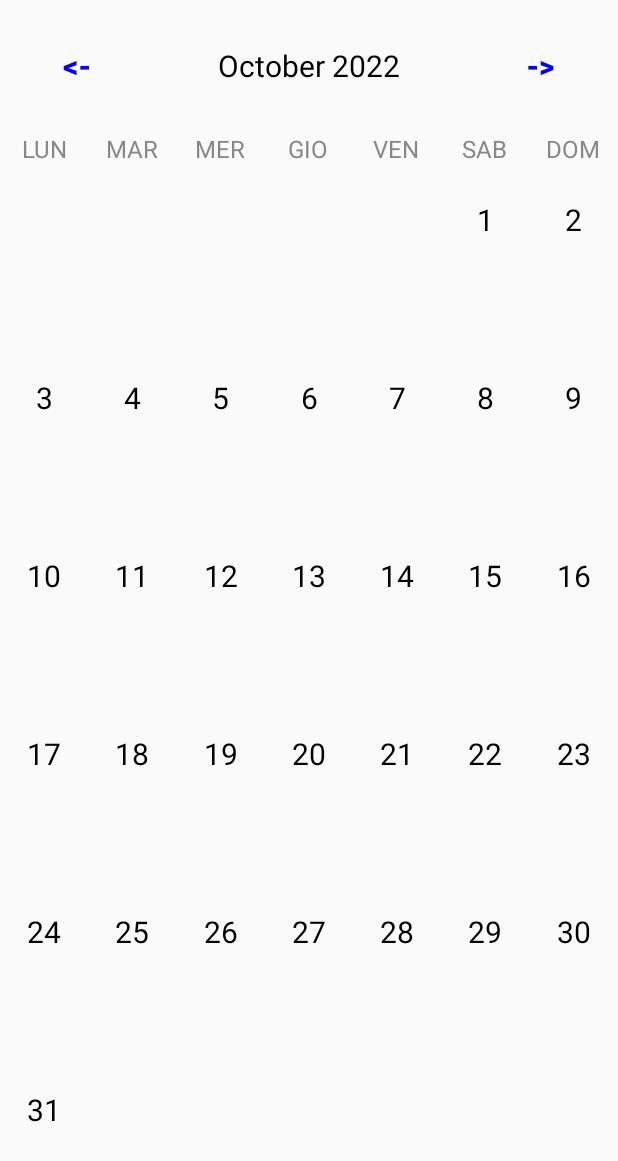
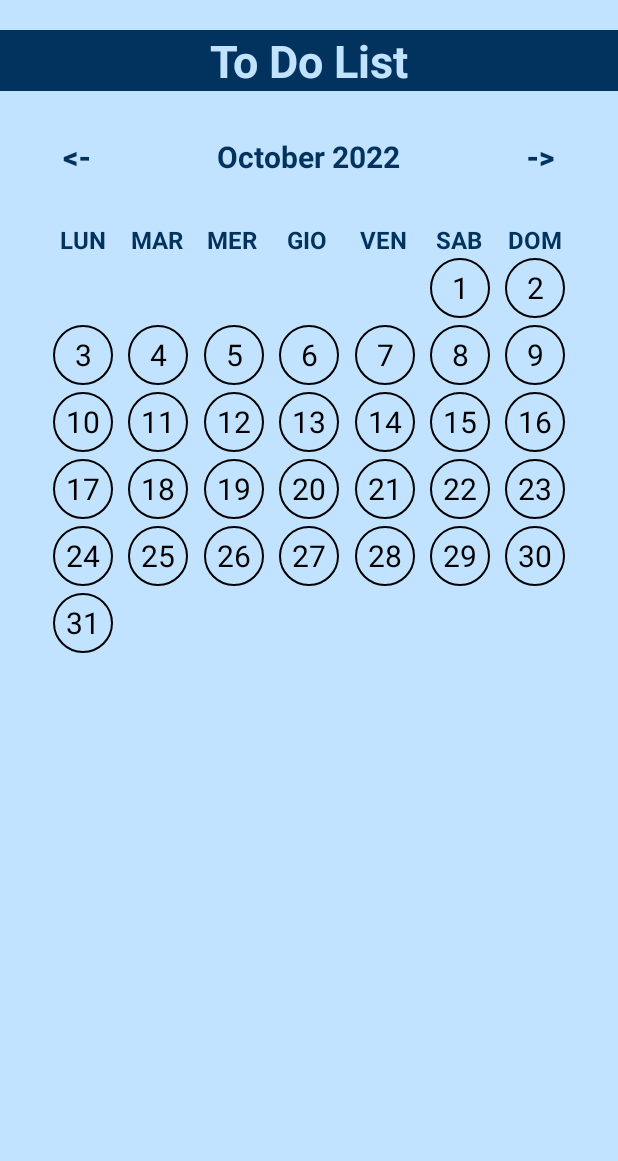
Before and after one commit to gFagnaniJob/Android_ToDoList, an Android app: the screen it shows after launch (MainActivity), on a phone screen of 412 x 824 dp. Shown: the top 1161 px of the screen. Run offline under Robolectric (Android 15) with nearby library versions, the phone set to English and light mode, and no system bars.

Commit message:
better calendar graphics

```diff
--- a/app/src/main/java/com/example/todolist/CalendarAdapter.java
+++ b/app/src/main/java/com/example/todolist/CalendarAdapter.java
@@ -32,6 +32,9 @@ public class CalendarAdapter extends RecyclerView.Adapter<CalendarViewHolder>{
     @Override
     public void onBindViewHolder(@NonNull CalendarViewHolder holder, int position) {
         holder.dayOfMonth.setText(daysOfMonth.get(position));
+        if (holder.dayOfMonth.getText().toString().equals("")) {
+            holder.dayOfMonth.setBackground(null);
+        }
     }
 
     @Override
--- /dev/null
+++ b/app/src/main/res/drawable/calendar_cell_border.xml
@@ -0,0 +1,10 @@
+<?xml version="1.0" encoding="utf-8"?>
+<inset xmlns:android="http://schemas.android.com/apk/res/android"
+    android:insetLeft="2dp" android:insetRight="1dp" android:insetTop="1dp"
+    android:insetBottom="1dp">
+    <shape>
+        <stroke android:color="@color/gray" android:width="@dimen/border_width" />
+        <padding android:left="5dp" android:right="5dp" android:top="5dp"
+            android:bottom="5dp" />
+    </shape>
+</inset>
--- /dev/null
+++ b/app/src/main/res/drawable/calendar_cell_round_border.xml
@@ -0,0 +1,9 @@
+<shape xmlns:android="http://schemas.android.com/apk/res/android"
+    android:shape="oval">
+    <stroke
+        android:width="1dp"
+        android:color="@color/black"/>
+    <size
+        android:height="@dimen/border_height">
+    </size>
+</shape>
--- /dev/null
+++ b/app/src/main/res/drawable/calendar_cell_solid_round.xml
@@ -0,0 +1,8 @@
+<shape xmlns:android="http://schemas.android.com/apk/res/android"
+    android:shape="oval">
+    <solid
+        android:color="#48b3ff"/>
+    <size
+        android:height="40dp">
+    </size>
+</shape>
--- /dev/null
+++ b/app/src/main/res/drawable/calendar_cell_solid_stroke.xml
@@ -0,0 +1,10 @@
+<shape xmlns:android="http://schemas.android.com/apk/res/android"
+    android:shape="oval">
+    <solid android:color="#199fff"/>
+    <stroke
+        android:width="2dp"
+        android:color="#444444"/>
+    <size
+        android:height="40dp">
+    </size>
+</shape>
--- a/app/src/main/res/layout/activity_main.xml
+++ b/app/src/main/res/layout/activity_main.xml
@@ -6,7 +6,26 @@
     android:layout_width="match_parent"
     android:layout_height="match_parent"
     android:orientation="vertical"
-    tools:context=".MainActivity">
+    tools:context=".MainActivity"
+    android:background="@color/background_color_2">
+
+    <LinearLayout
+        android:layout_width="match_parent"
+        android:layout_height="wrap_content"
+        android:textAlignment="center">
+
+        <TextView
+            android:layout_width="match_parent"
+            android:layout_height="wrap_content"
+            android:text="@string/app_name"
+            android:textSize="30sp"
+            android:textAlignment="center"
+            android:gravity="center"
+            android:layout_marginTop="20dp"
+            android:textStyle="bold"
+            android:textColor="@color/app_name_color"
+            android:background="@color/app_name_bg_color"/>
+    </LinearLayout>
 
     <LinearLayout
         android:layout_width="match_parent"
@@ -20,7 +39,7 @@
             android:layout_height="wrap_content"
             android:layout_weight="1"
             android:text="@string/prev"
-            android:textColor="@color/blue"
+            android:textColor="@color/arrow_color"
             android:background="@null"
             android:textStyle="bold"
             android:textSize="20sp"
@@ -35,14 +54,15 @@
             android:text="Ott 2022"
             android:textSize="20sp"
             android:textAlignment="center"
-            android:textColor="@color/black"/>
+            android:textStyle="bold"
+            android:textColor="@color/day_color"/>
 
         <Button
             android:layout_width="0dp"
             android:layout_height="wrap_content"
             android:layout_weight="1"
             android:text="@string/next"
-            android:textColor="@color/blue"
+            android:textColor="@color/arrow_color"
             android:background="@null"
             android:textStyle="bold"
             android:textSize="20sp"
@@ -54,6 +74,8 @@
     <LinearLayout
         android:layout_width="match_parent"
         android:layout_height="wrap_content"
+        android:layout_marginLeft="@dimen/margin_left_right"
+        android:layout_marginRight="@dimen/margin_left_right"
         android:orientation="horizontal">
 
         <TextView
@@ -61,8 +83,9 @@
             android:layout_height="wrap_content"
             android:layout_weight="1"
             android:text="LUN"
-            android:textColor="@color/gray"
+            android:textColor="@color/day_color"
             android:textAlignment="center"
+            android:textStyle="bold"
             android:textSize="16dp">
         </TextView>
 
@@ -71,8 +94,9 @@
             android:layout_height="wrap_content"
             android:layout_weight="1"
             android:text="MAR"
-            android:textColor="@color/gray"
+            android:textColor="@color/day_color"
             android:textAlignment="center"
+            android:textStyle="bold"
             android:textSize="16dp">
         </TextView>
 
@@ -81,8 +105,9 @@
             android:layout_height="wrap_content"
             android:layout_weight="1"
             android:text="MER"
-            android:textColor="@color/gray"
+            android:textColor="@color/day_color"
             android:textAlignment="center"
+            android:textStyle="bold"
             android:textSize="16dp">
         </TextView>
 
@@ -91,8 +116,9 @@
             android:layout_height="wrap_content"
             android:layout_weight="1"
             android:text="GIO"
-            android:textColor="@color/gray"
+            android:textColor="@color/day_color"
             android:textAlignment="center"
+            android:textStyle="bold"
             android:textSize="16dp">
         </TextView>
 
@@ -101,8 +127,9 @@
             android:layout_height="wrap_content"
             android:layout_weight="1"
             android:text="VEN"
-            android:textColor="@color/gray"
+            android:textColor="@color/day_color"
             android:textAlignment="center"
+            android:textStyle="bold"
             android:textSize="16dp">
         </TextView>
 
@@ -111,8 +138,9 @@
             android:layout_height="wrap_content"
             android:layout_weight="1"
             android:text="SAB"
-            android:textColor="@color/gray"
+            android:textColor="@color/day_color"
             android:textAlignment="center"
+            android:textStyle="bold"
             android:textSize="16dp">
         </TextView>
 
@@ -121,8 +149,9 @@
             android:layout_height="wrap_content"
             android:layout_weight="1"
             android:text="DOM"
-            android:textColor="@color/gray"
+            android:textColor="@color/day_color"
             android:textAlignment="center"
+            android:textStyle="bold"
             android:textSize="16dp">
         </TextView>
 
@@ -131,7 +160,9 @@
     <androidx.recyclerview.widget.RecyclerView
         android:id="@+id/calendarRecyclerView"
         android:layout_width="match_parent"
-        android:layout_height="match_parent">
+        android:layout_marginLeft="@dimen/margin_left_right"
+        android:layout_marginRight="@dimen/margin_left_right"
+        android:layout_height="270dp">
 
     </androidx.recyclerview.widget.RecyclerView>
 
--- a/app/src/main/res/layout/calendar_cell.xml
+++ b/app/src/main/res/layout/calendar_cell.xml
@@ -6,15 +6,18 @@
 
     <TextView
         android:id="@+id/cellDayText"
-        android:layout_width="wrap_content"
+        android:layout_width="@dimen/border_height"
         android:layout_height="wrap_content"
+        android:background="@drawable/calendar_cell_round_border"
+        android:gravity="center"
         android:text="1"
+        android:textAlignment="center"
+        android:textColor="@color/black"
         android:textSize="20sp"
-        android:textColor="@color/black"
         app:layout_constraintBottom_toBottomOf="parent"
+        app:layout_constraintLeft_toLeftOf="parent"
+        app:layout_constraintRight_toRightOf="parent"
         app:layout_constraintTop_toTopOf="parent"
-        app:layout_constraintRight_toRightOf="parent"
-        app:layout_constraintLeft_toLeftOf="parent"
         app:layout_constraintVertical_bias="0.25">
 
     </TextView>
--- a/app/src/main/res/values/colors.xml
+++ b/app/src/main/res/values/colors.xml
@@ -5,4 +5,10 @@
     <color name="purple_500">#FF6200EE</color>
     <color name="black">#FF000000</color>
     <color name="white">#FFFFFFFF</color>
+    <color name="background_color_1">#b8ddfc</color>
+    <color name="background_color_2">#c2e3ff</color>
+    <color name="day_color">#01335e</color>
+    <color name="app_name_bg_color">#01335e</color>
+    <color name="arrow_color">#01335e</color>
+    <color name="app_name_color">#c2e3ff</color>
 </resources>
--- /dev/null
+++ b/app/src/main/res/values/dimens.xml
@@ -0,0 +1,6 @@
+<?xml version="1.0" encoding="utf-8"?>
+<resources>
+    <dimen name="border_width">1dp</dimen>
+    <dimen name="border_height">40dp</dimen>
+    <dimen name="margin_left_right">30dp</dimen>
+</resources>
```
